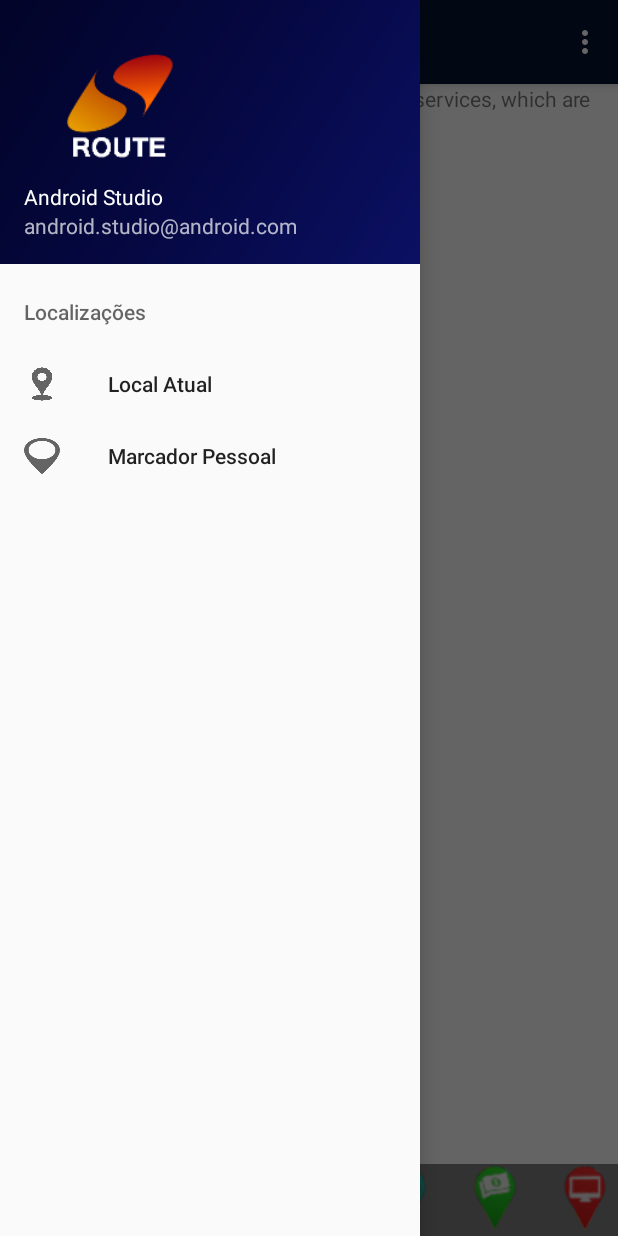
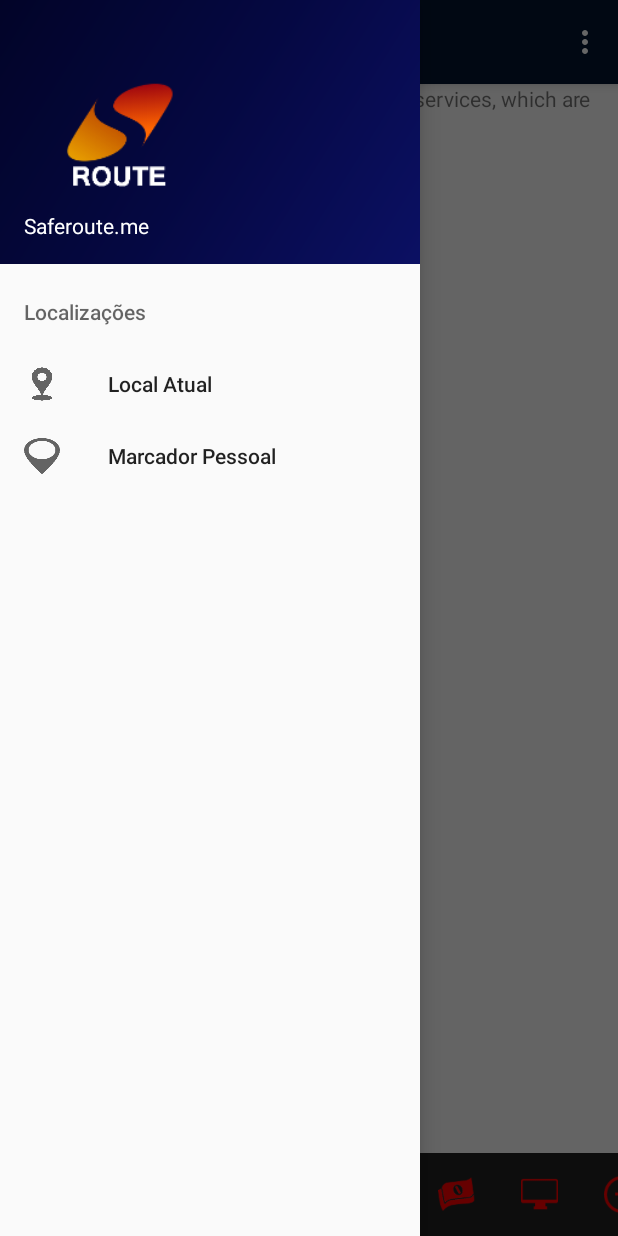
Before and after one commit to Raky1/SaferouteApp, an Android app: the screen it shows after launch (MainActivity), with the side drawer open, on a phone screen of 412 x 824 dp. Run offline under Robolectric (Android 15) with nearby library versions, the phone set to English and light mode, and no system bars.

Commit message:
atualizando o scroll

```diff
--- a/app/src/main/AndroidManifest.xml
+++ b/app/src/main/AndroidManifest.xml
@@ -8,6 +8,7 @@
          location permissions for the 'MyLocation' functionality.
     -->
     <uses-permission android:name="android.permission.ACCESS_FINE_LOCATION" />
+    <uses-permission android:name="android.permission.INTERNET"/>
 
     <application
         android:allowBackup="true"
@@ -38,9 +39,6 @@
             android:name="com.google.android.geo.API_KEY"
             android:value="@string/google_maps_key" />
 
-        <activity
-            android:name=".MapsFragment"
-            android:label="@string/title_activity_maps_fragment"></activity>
     </application>
 
 </manifest>
--- a/app/src/main/java/me/saferoute/saferouteapp/MainActivity.java
+++ b/app/src/main/java/me/saferoute/saferouteapp/MainActivity.java
@@ -1,10 +1,14 @@
 package me.saferoute.saferouteapp;
 
+import android.content.Context;
+import android.graphics.Color;
+import android.media.Image;
 import android.os.Bundle;
 import android.support.design.widget.FloatingActionButton;
 import android.support.design.widget.Snackbar;
 import android.support.v4.app.FragmentManager;
 import android.support.v4.app.FragmentTransaction;
+import android.text.method.Touch;
 import android.view.View;
 import android.support.design.widget.NavigationView;
 import android.support.v4.view.GravityCompat;
@@ -14,6 +18,9 @@ import android.support.v7.app.AppCompatActivity;
 import android.support.v7.widget.Toolbar;
 import android.view.Menu;
 import android.view.MenuItem;
+import android.widget.ImageView;
+import android.widget.LinearLayout;
+import android.widget.Toast;
 
 public class MainActivity extends AppCompatActivity
         implements NavigationView.OnNavigationItemSelectedListener {
@@ -48,12 +55,12 @@ public class MainActivity extends AppCompatActivity
         navigationView.setNavigationItemSelectedListener(this);
 
         fragmentManager = getSupportFragmentManager();
+        FragmentTransaction transation = fragmentManager.beginTransaction();
+        transation.add(R.id.container, new MapsFragment(), "MapsFragment");
+        transation.commitAllowingStateLoss();
 
-        FragmentTransaction transation = fragmentManager.beginTransaction();
+        this.configButtons();
 
-        transation.add(R.id.container, new MapsFragment(), "MapsFragment");
-
-        transation.commitAllowingStateLoss();
     }
 
     @Override
@@ -114,4 +121,98 @@ public class MainActivity extends AppCompatActivity
         drawer.closeDrawer(GravityCompat.START);
         return true;
     }
+
+    //configura os botões
+    private void configButtons() {
+        //Botões filtro
+        final LinearLayout linearLayout = (LinearLayout) findViewById(R.id.linearLayoutScrollFiltro);
+        final ImageView btnBicicleta = (ImageView) findViewById(R.id.btnBicicleta);
+        final ImageView btnCartao = (ImageView) findViewById(R.id.btnCartao);
+        final ImageView btnCel = (ImageView) findViewById(R.id.btnCel);
+        final ImageView btnDocumento = (ImageView) findViewById(R.id.btnDocumento);
+        final ImageView btnMochila = (ImageView) findViewById(R.id.btnMochila);
+        final ImageView btnMoney = (ImageView) findViewById(R.id.btnMoney);
+        final ImageView btnPc = (ImageView) findViewById(R.id.btnPc);
+        final ImageView btnPlus = (ImageView) findViewById(R.id.btnPlus);
+
+        btnBicicleta.setOnClickListener(new View.OnClickListener() {
+            @Override
+            public void onClick(View view) {
+                for(int i = 0; i < linearLayout.getChildCount(); i++)
+                    ((ImageView)linearLayout.getChildAt(i)).setBackgroundColor(Color.TRANSPARENT);
+
+                view.setBackgroundColor(Color.rgb(100,100,100));
+            }
+        });
+
+        btnCartao.setOnClickListener(new View.OnClickListener() {
+            @Override
+            public void onClick(View view) {
+                for(int i = 0; i < linearLayout.getChildCount(); i++)
+                    ((ImageView)linearLayout.getChildAt(i)).setBackgroundColor(Color.TRANSPARENT);
+
+                view.setBackgroundColor(Color.rgb(100,100,100));
+            }
+        });
+
+        btnCel.setOnClickListener(new View.OnClickListener() {
+            @Override
+            public void onClick(View view) {
+                for(int i = 0; i < linearLayout.getChildCount(); i++)
+                    ((ImageView)linearLayout.getChildAt(i)).setBackgroundColor(Color.TRANSPARENT);
+
+                view.setBackgroundColor(Color.rgb(100,100,100));
+            }
+        });
+
+        btnDocumento.setOnClickListener(new View.OnClickListener() {
+            @Override
+            public void onClick(View view) {
+                for(int i = 0; i < linearLayout.getChildCount(); i++)
+                    ((ImageView)linearLayout.getChildAt(i)).setBackgroundColor(Color.TRANSPARENT);
+
+                view.setBackgroundColor(Color.rgb(100,100,100));
+            }
+        });
+
+        btnMochila.setOnClickListener(new View.OnClickListener() {
+            @Override
+            public void onClick(View view) {
+                for(int i = 0; i < linearLayout.getChildCount(); i++)
+                    ((ImageView)linearLayout.getChildAt(i)).setBackgroundColor(Color.TRANSPARENT);
+
+                view.setBackgroundColor(Color.rgb(100,100,100));
+            }
+        });
+
+        btnMoney.setOnClickListener(new View.OnClickListener() {
+            @Override
+            public void onClick(View view) {
+                for(int i = 0; i < linearLayout.getChildCount(); i++)
+                    ((ImageView)linearLayout.getChildAt(i)).setBackgroundColor(Color.TRANSPARENT);
+
+                view.setBackgroundColor(Color.rgb(100,100,100));
+            }
+        });
+
+        btnPc.setOnClickListener(new View.OnClickListener() {
+            @Override
+            public void onClick(View view) {
+                for(int i = 0; i < linearLayout.getChildCount(); i++)
+                    ((ImageView)linearLayout.getChildAt(i)).setBackgroundColor(Color.TRANSPARENT);
+
+                view.setBackgroundColor(Color.rgb(100,100,100));
+            }
+        });
+
+        btnPlus.setOnClickListener(new View.OnClickListener() {
+            @Override
+            public void onClick(View view) {
+                for(int i = 0; i < linearLayout.getChildCount(); i++)
+                    ((ImageView)linearLayout.getChildAt(i)).setBackgroundColor(Color.TRANSPARENT);
+
+                view.setBackgroundColor(Color.rgb(100,100,100));
+            }
+        });
+    }
 }
--- a/app/src/main/res/layout/nav_header_main.xml
+++ b/app/src/main/res/layout/nav_header_main.xml
@@ -23,13 +23,8 @@
         android:layout_width="match_parent"
         android:layout_height="wrap_content"
         android:paddingTop="@dimen/nav_header_vertical_spacing"
-        android:text="Android Studio"
+        android:text="Saferoute.me"
         android:textAppearance="@style/TextAppearance.AppCompat.Body1" />
 
-    <TextView
-        android:id="@+id/textView"
-        android:layout_width="wrap_content"
-        android:layout_height="wrap_content"
-        android:text="android.studio@android.com" />
 
 </LinearLayout>
--- a/app/src/main/res/layout/scroll_menu_filtro.xml
+++ b/app/src/main/res/layout/scroll_menu_filtro.xml
@@ -5,66 +5,66 @@
     android:background="@color/backgroundtransparent">
 
     <LinearLayout
+        android:id="@+id/linearLayoutScrollFiltro"
         android:layout_width="wrap_content"
         android:layout_height="match_parent"
         android:orientation="horizontal">
 
-        <ImageButton
-            android:layout_width="wrap_content"
-            android:layout_height="wrap_content"
+        <ImageView
+            android:id="@+id/btnBicicleta"
+            android:layout_width="@dimen/size_icon_filtro"
+            android:layout_height="@dimen/size_icon_filtro"
             android:src="@drawable/bicicleta"
+            android:padding="@dimen/padding_icon_filtro"/>
+        <ImageView
+            android:id="@+id/btnCartao"
+            android:layout_width="@dimen/size_icon_filtro"
+            android:layout_height="@dimen/size_icon_filtro"
             android:background="@null"
-            android:paddingStart="@dimen/padding_icon_filtro"
-            android:paddingEnd="@dimen/padding_icon_filtro" />
-        <ImageButton
-            android:layout_width="wrap_content"
-            android:layout_height="wrap_content"
             android:src="@drawable/cartao"
+            android:padding="@dimen/padding_icon_filtro"/>
+        <ImageView
+            android:id="@+id/btnCel"
+            android:layout_width="@dimen/size_icon_filtro"
+            android:layout_height="@dimen/size_icon_filtro"
             android:background="@null"
-            android:paddingStart="@dimen/padding_icon_filtro"
-            android:paddingEnd="@dimen/padding_icon_filtro"/>
-        <ImageButton
-            android:layout_width="wrap_content"
-            android:layout_height="wrap_content"
             android:src="@drawable/cel"
+            android:padding="@dimen/padding_icon_filtro"/>
+        <ImageView
+            android:id="@+id/btnDocumento"
+            android:layout_width="@dimen/size_icon_filtro"
+            android:layout_height="@dimen/size_icon_filtro"
             android:background="@null"
-            android:paddingStart="@dimen/padding_icon_filtro"
-            android:paddingEnd="@dimen/padding_icon_filtro" />
-        <ImageButton
-            android:layout_width="wrap_content"
-            android:layout_height="wrap_content"
             android:src="@drawable/documento"
+            android:padding="@dimen/padding_icon_filtro"/>
+        <ImageView
+            android:id="@+id/btnMochila"
+            android:layout_width="@dimen/size_icon_filtro"
+            android:layout_height="@dimen/size_icon_filtro"
             android:background="@null"
-            android:paddingStart="@dimen/padding_icon_filtro"
-            android:paddingEnd="@dimen/padding_icon_filtro" />
-        <ImageButton
-            android:layout_width="wrap_content"
-            android:layout_height="wrap_content"
             android:src="@drawable/mochila"
+            android:padding="@dimen/padding_icon_filtro"/>
+        <ImageView
+            android:id="@+id/btnMoney"
+            android:layout_width="@dimen/size_icon_filtro"
+            android:layout_height="@dimen/size_icon_filtro"
             android:background="@null"
-            android:paddingStart="@dimen/padding_icon_filtro"
-            android:paddingEnd="@dimen/padding_icon_filtro" />
-        <ImageButton
-            android:layout_width="wrap_content"
-            android:layout_height="wrap_content"
             android:src="@drawable/money"
+            android:padding="@dimen/padding_icon_filtro"/>
+        <ImageView
+            android:id="@+id/btnPc"
+            android:layout_width="@dimen/size_icon_filtro"
+            android:layout_height="@dimen/size_icon_filtro"
             android:background="@null"
-            android:paddingStart="@dimen/padding_icon_filtro"
-            android:paddingEnd="@dimen/padding_icon_filtro" />
-        <ImageButton
-            android:layout_width="wrap_content"
-            android:layout_height="wrap_content"
             android:src="@drawable/pc"
+            android:padding="@dimen/padding_icon_filtro"/>
+        <ImageView
+            android:id="@+id/btnPlus"
+            android:layout_width="@dimen/size_icon_filtro"
+            android:layout_height="@dimen/size_icon_filtro"
             android:background="@null"
-            android:paddingStart="@dimen/padding_icon_filtro"
-            android:paddingEnd="@dimen/padding_icon_filtro" />
-        <ImageButton
-            android:layout_width="wrap_content"
-            android:layout_height="wrap_content"
             android:src="@drawable/plus"
-            android:background="@null"
-            android:paddingStart="@dimen/padding_icon_filtro"
-            android:paddingEnd="@dimen/padding_icon_filtro" />
+            android:padding="@dimen/padding_icon_filtro"/>
 
     </LinearLayout>
 </HorizontalScrollView>
--- a/app/src/main/res/values/colors.xml
+++ b/app/src/main/res/values/colors.xml
@@ -4,5 +4,5 @@
     <color name="colorPrimaryDark">#303F9F</color>
     <color name="colorAccent">#FF4081</color>
     <color name="colorlaranja">#ff4300</color>
-    <color name="backgroundtransparent" >#7F000000</color>
+    <color name="backgroundtransparent" >#DD000000</color>
 </resources>
--- a/app/src/main/res/values/dimens.xml
+++ b/app/src/main/res/values/dimens.xml
@@ -5,5 +5,6 @@
     <dimen name="nav_header_vertical_spacing">8dp</dimen>
     <dimen name="nav_header_height">176dp</dimen>
     <dimen name="fab_margin">16dp</dimen>
-    <dimen name="padding_icon_filtro">10dp</dimen>
+    <dimen name="padding_icon_filtro">15dp</dimen>
+    <dimen name="size_icon_filtro">55dp</dimen>
 </resources>
--- a/app/src/main/res/values/strings.xml
+++ b/app/src/main/res/values/strings.xml
@@ -5,5 +5,5 @@
     <string name="navigation_drawer_close">Close navigation drawer</string>
 
     <string name="action_settings">Settings</string>
-    <string name="title_activity_maps_fragment">Map</string>
+
 </resources>
```
Also changed, not shown: app/src/main/res/drawable/bicicleta.png, app/src/main/res/drawable/cartao.png, app/src/main/res/drawable/cel.png, app/src/main/res/drawable/documento.png, app/src/main/res/drawable/mochila.png, app/src/main/res/drawable/money.png, app/src/main/res/drawable/pc.png, app/src/main/res/drawable/plus.png.
